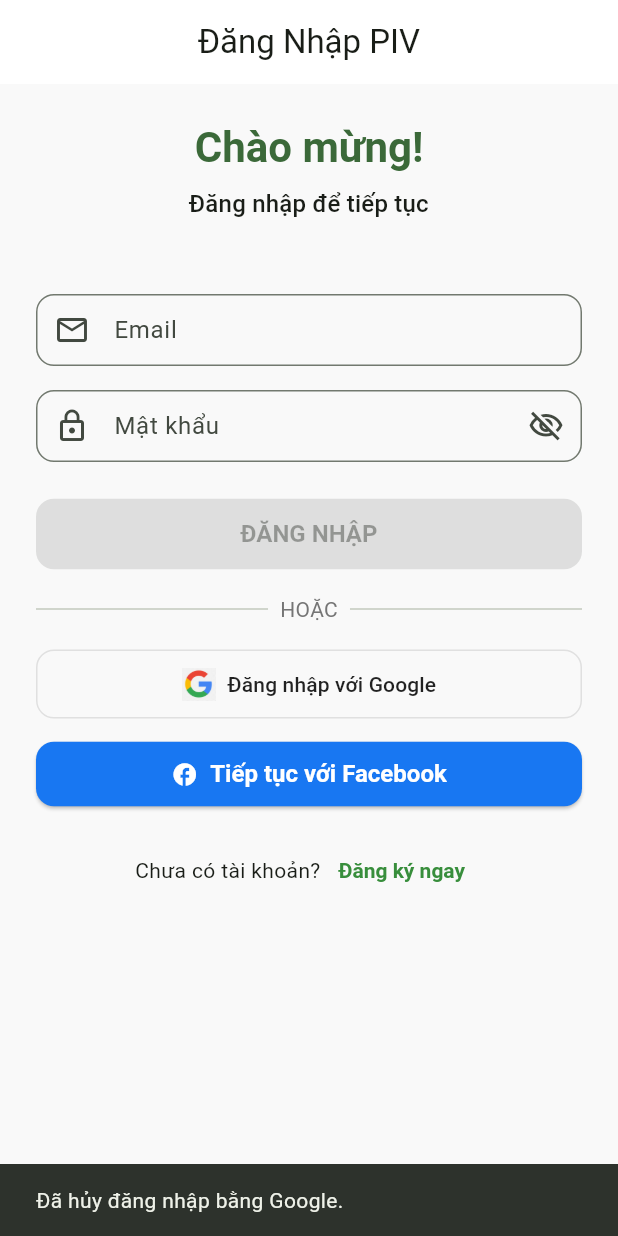
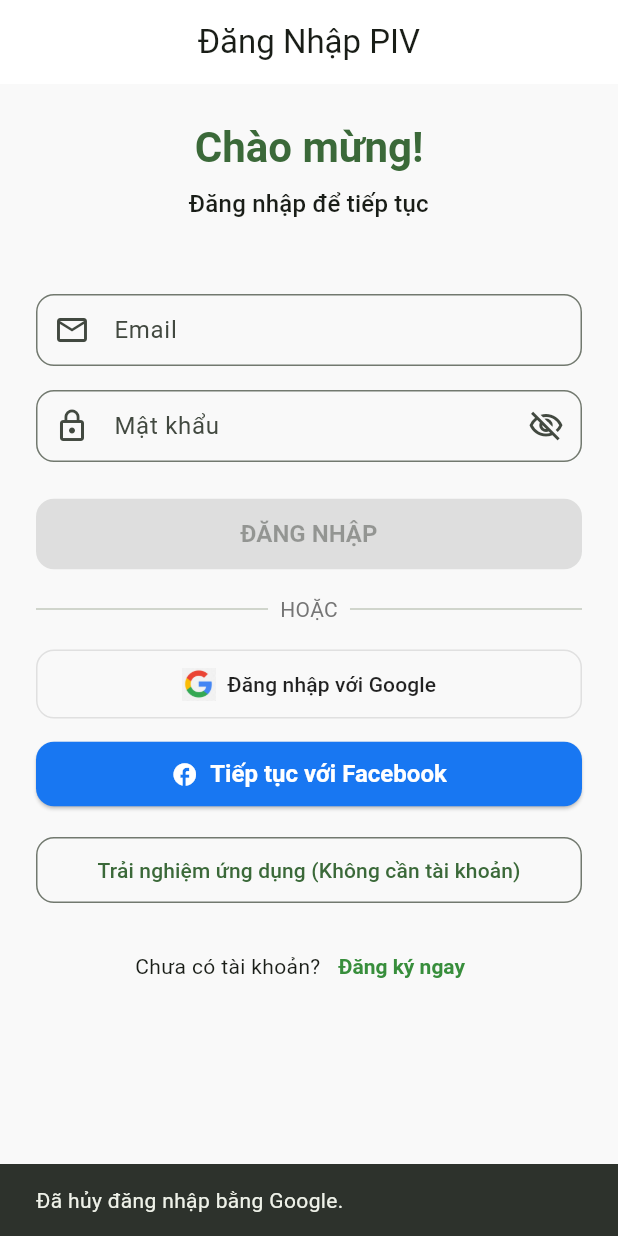
Before and after one commit to tuanminh2409bn/piv_app, a Flutter app: the screen it shows after launch, after a tap on "Đăng nhập với Google", on a phone screen of 412 x 824 dp. Run offline on Flutter 3.47's test engine with Material 3 defaults, Android fonts, the phone set to English and light mode, and no system bars; our stand-ins replace badges, bloc, carousel_slider, cloud_firestore, cloud_functions, dartz and 16 more; missing offline and left inert: app_tracking_transparency, flutter_facebook_auth, mobile_scanner; accounts and stored records are empty; network calls fail.

Commit message:
Update luong dang nhap cho khach

```diff
--- a/lib/features/auth/data/repositories/auth_repository_impl.dart
+++ b/lib/features/auth/data/repositories/auth_repository_impl.dart
@@ -1,4 +1,4 @@
-//lib/features/auth/data/repositories/auth_repository_impl.dart
+// lib/features/auth/data/repositories/auth_repository_impl.dart
 
 import 'dart:async';
 import 'dart:convert';
@@ -31,25 +31,52 @@ class AuthRepositoryImpl implements AuthRepository {
         _firestore = firestore ?? FirebaseFirestore.instance,
         _googleSignIn = googleSignIn ?? GoogleSignIn() {
 
+    // ========== BẮT ĐẦU THAY ĐỔI LOGIC LẮNG NGHE ==========
     _firebaseAuth.authStateChanges().listen((firebaseUser) async {
       if (firebaseUser == null) {
+        // Người dùng đã đăng xuất, phát ra user rỗng
         _userStreamController.add(UserModel.empty);
       } else {
-        final userDoc = await _firestore.collection('users').doc(firebaseUser.uid).get();
+        // Người dùng đã đăng nhập, kiểm tra trong Firestore
+        final userDocRef = _firestore.collection('users').doc(firebaseUser.uid);
+        final userDoc = await userDocRef.get();
+
         if (userDoc.exists && userDoc.data() != null) {
+          // Document người dùng tồn tại, xử lý như bình thường
           final user = UserModel.fromJson(userDoc.data()!);
           if (user.status != 'active') {
             developer.log('User ${user.id} logged in but status is ${user.status}. Forcing logout.', name: 'AuthRepository');
-            await logOut();
-            _userStreamController.add(UserModel.empty);
+            await logOut(); // Đăng xuất sẽ tự kích hoạt lại stream này với user là null
           } else {
             _userStreamController.add(user);
           }
         } else {
-          _userStreamController.add(UserModel.empty);
+          // Document người dùng CHƯA tồn tại
+          // Kiểm tra xem đây có phải là người dùng ẩn danh (khách) không
+          if (firebaseUser.isAnonymous) {
+            developer.log('New anonymous user detected (${firebaseUser.uid}). Creating guest document.', name: 'AuthRepository');
+            // Tạo một UserModel cho khách
+            final guestUser = UserModel(
+              id: firebaseUser.uid,
+              displayName: 'Khách',
+              role: 'guest',
+              status: 'active',
+              referralPromptPending: false,
+            );
+            // Lưu document vào Firestore
+            await userDocRef.set(guestUser.toJson());
+            // Phát ra UserModel của khách để AuthBloc xử lý
+            _userStreamController.add(guestUser);
+          } else {
+            // Đây là một người dùng mới (ví dụ: đăng nhập bằng Google lần đầu)
+            // nhưng document chưa được tạo. _linkOrCreateUser sẽ xử lý việc này.
+            // Trong lúc chờ, chúng ta có thể coi họ là chưa xác thực.
+            _userStreamController.add(UserModel.empty);
+          }
         }
       }
     });
+    // ========== KẾT THÚC THAY ĐỔI LOGIC LẮNG NGHE ==========
   }
 
   @override
@@ -301,30 +328,10 @@ class AuthRepositoryImpl implements AuthRepository {
   @override
   Future<Either<Failure, Unit>> signInAnonymously() async {
     try {
-      final userCredential = await _firebaseAuth.signInAnonymously();
-      final firebaseUser = userCredential.user;
-
-      if (firebaseUser != null) {
-        final userDoc = _firestore.collection('users').doc(firebaseUser.uid);
-        final docSnapshot = await userDoc.get();
-
-        // Chỉ tạo mới nếu user chưa tồn tại trong Firestore
-        if (!docSnapshot.exists) {
-          developer.log('Creating new GUEST user in Firestore: ${firebaseUser.uid}', name: 'AuthRepository');
-          final guestUser = UserModel(
-            id: firebaseUser.uid,
-            displayName: 'Khách',
-            role: 'guest', // <-- Gán vai trò 'guest'
-            status: 'active', // <-- Guest luôn 'active' để có thể vào app
-            referralPromptPending: false, // Guest không cần nhập mã giới thiệu
-          );
-          await userDoc.set(guestUser.toJson());
-        }
-        // Stream `authStateChanges` sẽ tự động xử lý và cập nhật AuthBloc
-        return const Right(unit);
-      } else {
-        return Left(AuthFailure('Không thể tạo phiên đăng nhập khách.'));
-      }
+      await _firebaseAuth.signInAnonymously();
+      // Logic tạo document đã được chuyển vào stream authStateChanges,
+      // vì vậy hàm này chỉ cần gọi đăng nhập là đủ.
+      return const Right(unit);
     } on firebase_auth.FirebaseAuthException catch (e) {
       return Left(AuthFailure(e.message ?? 'Lỗi đăng nhập khách.'));
     } catch (e) {
--- a/lib/features/auth/domain/repositories/auth_repository.dart
+++ b/lib/features/auth/domain/repositories/auth_repository.dart
@@ -42,4 +42,7 @@ abstract class AuthRepository {
 
   /// Đăng nhập bằng tài khoản Apple.
   Future<Either<Failure, Unit>> signInWithApple();
+
+  /// Đăng nhập bằng tài khoản Khách
+  Future<Either<Failure, Unit>> signInAnonymously();
 }
--- a/lib/features/auth/presentation/pages/login_page.dart
+++ b/lib/features/auth/presentation/pages/login_page.dart
@@ -127,6 +127,13 @@ class _LoginFormState extends State<LoginForm> {
                 child: const _AppleLoginButton(),
               ),
             ],
+
+            const SizedBox(height: 16.0),
+
+            BlocProvider(
+              create: (_) => sl<SocialSignInCubit>(),
+              child: const _GuestLoginButton(),
+            ),
 
             const SizedBox(height: 16.0),
 
@@ -346,3 +353,38 @@ class _AppleLoginButton extends StatelessWidget {
     );
   }
 }
+
+class _GuestLoginButton extends StatelessWidget {
+  const _GuestLoginButton();
+
+  @override
+  Widget build(BuildContext context) {
+    return BlocListener<SocialSignInCubit, SocialSignInState>(
+      listener: (context, state) {
+        if (state.status == SocialSignInStatus.error) {
+          ScaffoldMessenger.of(context)
+            ..hideCurrentSnackBar()
+            ..showSnackBar(SnackBar(
+              content: Text(state.errorMessage ?? 'Không thể vào với tư cách khách.'),
+              backgroundColor: Theme.of(context).colorScheme.error,
+            ));
+        }
+        // AuthBloc sẽ tự động xử lý điều hướng khi đăng nhập thành công
+      },
+      child: BlocBuilder<SocialSignInCubit, SocialSignInState>(
+        builder: (context, state) {
+          return state.status == SocialSignInStatus.submitting
+              ? const Center(child: CircularProgressIndicator())
+              : OutlinedButton(
+            onPressed: () => context.read<SocialSignInCubit>().logInAsGuest(),
+            style: OutlinedButton.styleFrom(
+              padding: const EdgeInsets.symmetric(vertical: 12),
+              shape: RoundedRectangleBorder(borderRadius: BorderRadius.circular(12)),
+            ),
+            child: const Text('Trải nghiệm ứng dụng (Không cần tài khoản)'),
+          );
+        },
+      ),
+    );
+  }
+}
```
Also changed, not shown: lib/features/auth/presentation/bloc/social_sign_in_cubit.dart (+12 -2 lines), lib/features/home/presentation/pages/home_page.dart (+28 -20 lines), lib/features/products/presentation/pages/category_products_page.dart (+21 -13 lines), lib/features/products/presentation/pages/product_detail_page.dart (+74 -6 lines), 1 other file.
